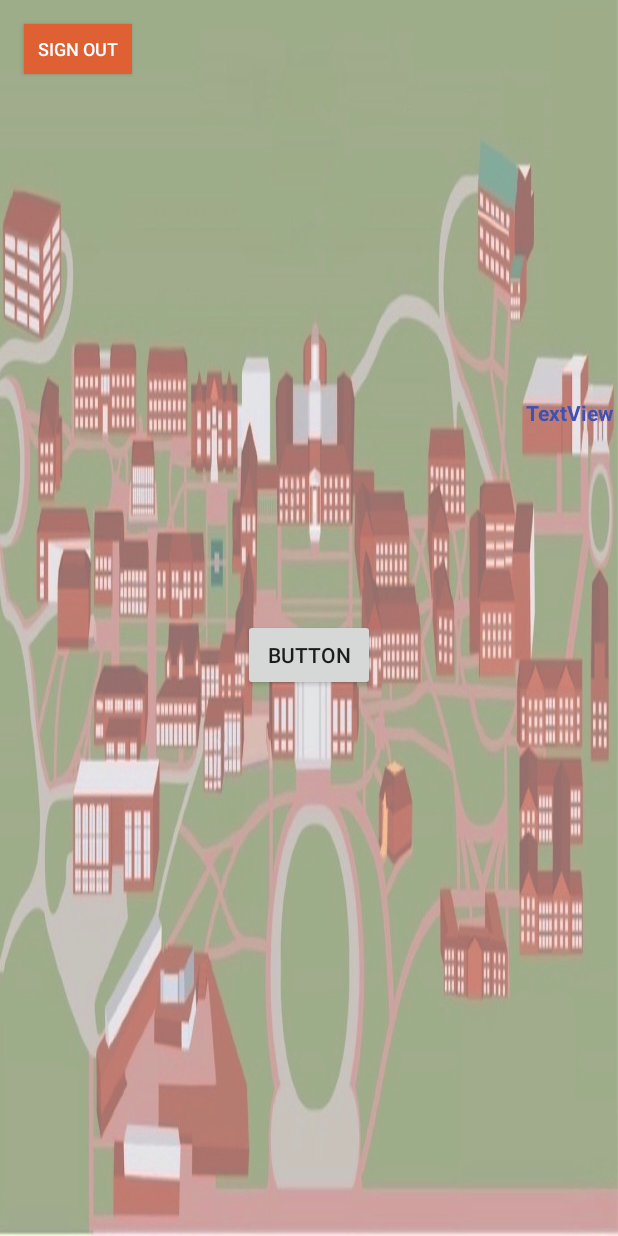
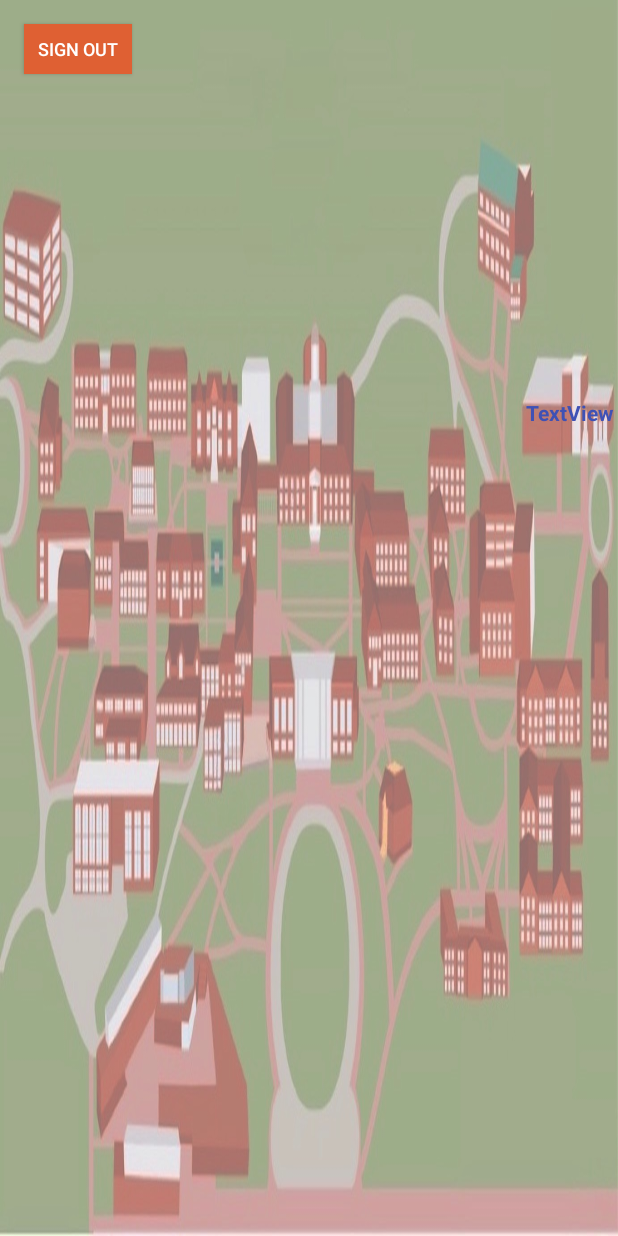
Before and after one commit to jack-van-holland/COVIDUniversity, an Android app: the layout activity_main.xml on its own in the app's theme, with its tools: preview values and no code run, on a phone screen of 412 x 824 dp. Run offline under Robolectric (Android 15) with nearby library versions, the phone set to English and light mode, and no system bars.

Commit message:
removed the test button in the middle of the screen

```diff
--- a/app/src/main/AndroidManifest.xml
+++ b/app/src/main/AndroidManifest.xml
@@ -31,7 +31,6 @@
         <activity android:name=".Gym" />
         <activity android:name=".SignUp" />
         <activity android:name=".Login" />
-        <activity android:name=".TestImageUpload" />
         <activity android:name=".MainActivity">
             <intent-filter>
                 <action android:name="android.intent.action.MAIN" />
--- a/app/src/main/java/com/example/coviduniversity/ImageAdapter.java
+++ b/app/src/main/java/com/example/coviduniversity/ImageAdapter.java
@@ -13,8 +13,7 @@ import android.widget.TextView;
 
 import androidx.recyclerview.widget.RecyclerView;
 
-import com.bumptech.glide.Glide;
-import com.firebase.ui.storage.images.FirebaseImageLoader;
+
 import com.google.android.gms.tasks.OnSuccessListener;
 import com.google.firebase.storage.FirebaseStorage;
 import com.google.firebase.storage.StorageReference;
--- a/app/src/main/res/layout/activity_main.xml
+++ b/app/src/main/res/layout/activity_main.xml
@@ -68,15 +68,7 @@
         app:layout_constraintStart_toStartOf="parent"
         app:layout_constraintTop_toTopOf="parent" />
 
-    <Button
-        android:id="@+id/test_image_upload_button"
-        android:layout_width="wrap_content"
-        android:layout_height="wrap_content"
-        android:text="Button"
-        app:layout_constraintBottom_toBottomOf="parent"
-        app:layout_constraintEnd_toEndOf="parent"
-        app:layout_constraintStart_toStartOf="parent"
-        app:layout_constraintTop_toBottomOf="@+id/button6" />
+
 
     <TextView
         android:id="@+id/textView2"
```
Also changed, not shown: app/src/main/java/com/example/coviduniversity/MainActivity.java (+0 -10 lines).
